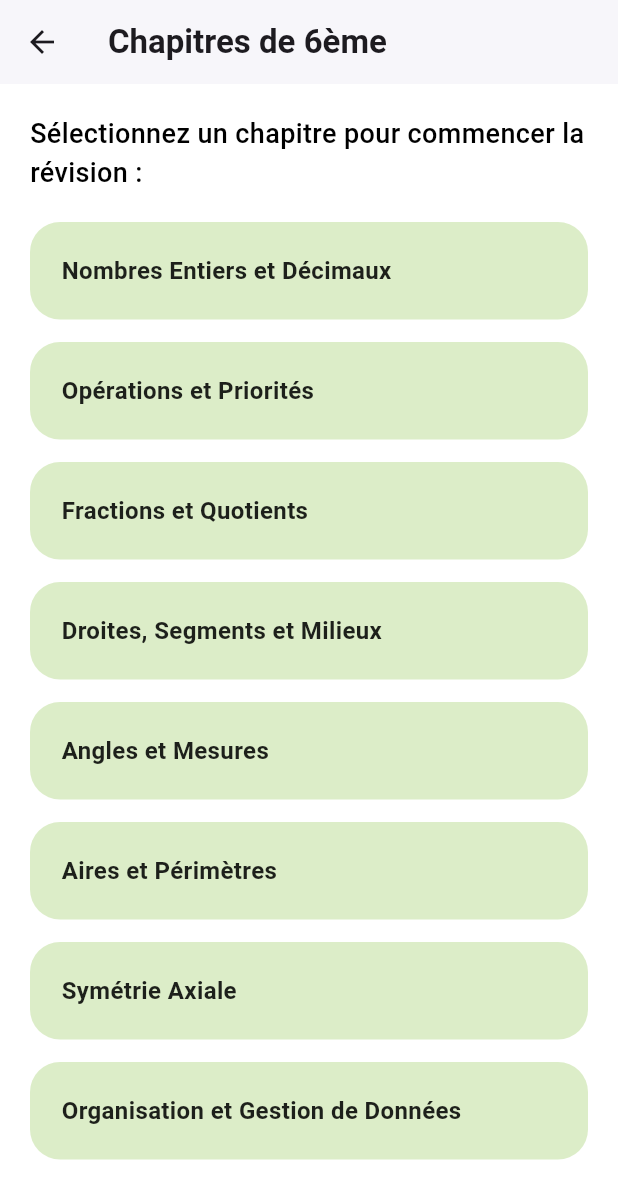
After one commit to bounebs/MathBoostPlus, a Flutter app: the Revision6emePage screen opened directly, on a phone screen of 412 x 824 dp. The commit adds this screen. Shown: the top 1199 px of the screen. Run offline on Flutter 3.47's test engine with Material 3 defaults, Android fonts, the phone set to English and light mode, and no system bars.

Commit message:
Création de la page Révision 6eme

```diff
--- a/application_mathboostplusv0/lib/revision/revision.dart
+++ b/application_mathboostplusv0/lib/revision/revision.dart
@@ -1,4 +1,5 @@
 import 'package:flutter/material.dart';
+import 'revision_6eme/revision_6eme.dart'; // <--- NOUVEL IMPORT
 
 class RevisionPage extends StatelessWidget {
   // La liste des niveaux doit être passée en paramètre
@@ -19,9 +20,7 @@ class RevisionPage extends StatelessWidget {
           children: [
             Center(
               child: Text(
-                // Remplacez la chaîne de caractères "en dur" par la clé de localisation
-                // ou le texte statique, selon votre choix d'approche de localisation.
-                // Ici, je garde le texte statique pour l'exemple.
+                // ... (texte et style inchangés)
                 "Veuillez sélectionner une classe pour commencer",
                 style: TextStyle(
                   fontSize: 24,
@@ -39,7 +38,23 @@ class RevisionPage extends StatelessWidget {
               child: ListView.builder(
                 itemCount: niveaux.length,
                 itemBuilder: (context, index) {
-                  return Container(
+                  // --- Ajout du GestureDetector autour du Container ---
+                  return GestureDetector(
+                    onTap: () {
+                      if (niveaux[index] == "6ème") {
+                        // Navigation vers la page des chapitres de 6ème
+                        Navigator.push(
+                          context,
+                          MaterialPageRoute(
+                            builder: (context) => const Revision6emePage(),
+                          ),
+                        );
+                      } else {
+                        // Action par défaut pour les autres niveaux
+                        print("Clique sur le niveau : ${niveaux[index]} (Pas de page dédiée)");
+                      }
+                    },
+                    child: Container(
                       margin: const EdgeInsets.only(bottom: 15),
                       padding: const EdgeInsets.all(20),
                       decoration: BoxDecoration(
@@ -64,6 +79,7 @@ class RevisionPage extends StatelessWidget {
                           ),
                         ),
                       ),
+                    ),
                   );
                 },
               ),
--- /dev/null
+++ b/application_mathboostplusv0/lib/revision/revision_6eme/revision_6eme.dart
@@ -0,0 +1,82 @@
+import 'package:flutter/material.dart';
+
+class Revision6emePage extends StatelessWidget {
+  const Revision6emePage({super.key});
+
+  final List<String> chapitres6eme = const [
+    "Nombres Entiers et Décimaux",
+    "Opérations et Priorités",
+    "Fractions et Quotients",
+    "Droites, Segments et Milieux",
+    "Angles et Mesures",
+    "Aires et Périmètres",
+    "Symétrie Axiale",
+    "Organisation et Gestion de Données",
+  ];
+
+  @override
+  Widget build(BuildContext context) {
+    return Scaffold(
+      appBar: AppBar(
+        title: const Text(
+          "Chapitres de 6ème",
+          style: TextStyle(fontWeight: FontWeight.bold),
+        ),
+        // S'assure que la barre d'application utilise le thème approprié
+        backgroundColor: Theme.of(context).scaffoldBackgroundColor,
+        elevation: 1,
+      ),
+      body: SafeArea(
+        child: Padding(
+          padding: const EdgeInsets.all(20),
+          child: Column(
+            crossAxisAlignment: CrossAxisAlignment.start,
+            children: [
+              const Text(
+                "Sélectionnez un chapitre pour commencer la révision :",
+                style: TextStyle(fontSize: 18, fontWeight: FontWeight.w500),
+              ),
+              const SizedBox(height: 20),
+
+              Expanded(
+                child: ListView.builder(
+                  itemCount: chapitres6eme.length,
+                  itemBuilder: (context, index) {
+                    return GestureDetector(
+                      onTap: () {
+                        // Logique de navigation vers le contenu du chapitre
+                        print("Chapitre cliqué : ${chapitres6eme[index]}");
+                      },
+                      child: Container(
+                        margin: const EdgeInsets.only(bottom: 15),
+                        padding: const EdgeInsets.all(20),
+                        decoration: BoxDecoration(
+                          // Utilisation d'une couleur différente pour distinguer des niveaux
+                          color: Colors.lightGreen.shade100,
+                          borderRadius: BorderRadius.circular(20),
+                          border: Border.all(
+                            color: Theme.of(context).brightness == Brightness.dark
+                                ? Colors.lightGreen.shade300
+                                : Colors.transparent,
+                          ),
+                        ),
+                        child: Text(
+                          chapitres6eme[index],
+                          style: const TextStyle(
+                            fontSize: 16,
+                            fontWeight: FontWeight.w600,
+                            color: Colors.black87, // Texte foncé sur fond clair
+                          ),
+                        ),
+                      ),
+                    );
+                  },
+                ),
+              ),
+            ],
+          ),
+        ),
+      ),
+    );
+  }
+}
```
Lines whose indentation alone changed are shown as unchanged.
